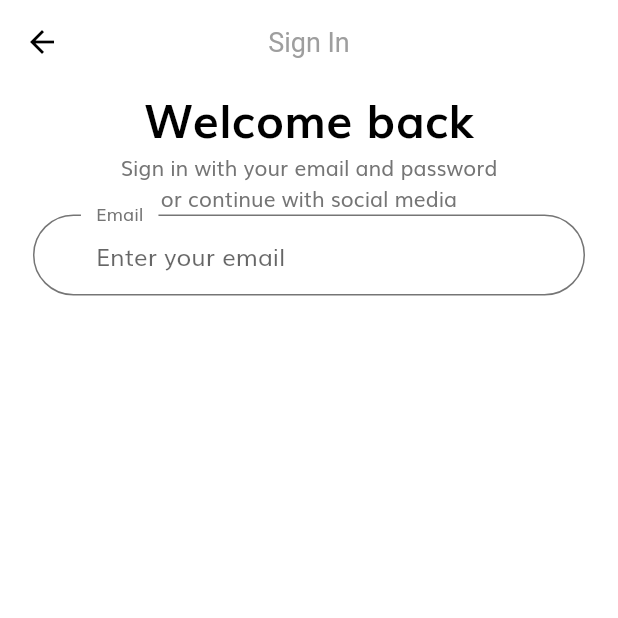
After one commit to lkquan2303/E-Commerce, a Flutter app: the screen it shows after launch, after a tap on "Continue", on a phone screen of 412 x 824 dp, the top half of it. The commit adds this screen. Run offline on Flutter 3.47's test engine with Material 2 defaults, Android fonts, the phone set to English and light mode, and no system bars.

Commit message:
Update Package Version

```diff
--- a/lib/main.dart
+++ b/lib/main.dart
@@ -1,7 +1,7 @@
 import 'package:e_commerce/routs/routs.dart';
 import 'package:e_commerce/screens/splash/splash_creen.dart';
+import 'package:e_commerce/theme/theme.dart';
 import 'package:flutter/material.dart';
-import 'config/constants.dart';
 
 void main() {
   runApp(MyApp());
@@ -19,28 +19,4 @@ class MyApp extends StatelessWidget {
       routes: routes,
     );
   }
-
-  ThemeData buildTheme() {
-    return ThemeData(
-      appBarTheme: AppBarTheme(
-        color: Colors.white,
-        elevation: 0,
-        iconTheme: IconThemeData(color: Colors.black),
-        textTheme: TextTheme(
-          headline6: TextStyle(color: Colors.grey, fontSize: 18),
-        ),
-      ),
-      scaffoldBackgroundColor: Colors.white,
-      fontFamily: "Muli",
-      textTheme: TextTheme(
-        bodyText1: TextStyle(
-          color: kTextColor,
-        ),
-        bodyText2: TextStyle(
-          color: kTextColor,
-        ),
-      ),
-      visualDensity: VisualDensity.adaptivePlatformDensity,
-    );
-  }
 }
--- /dev/null
+++ b/lib/screens/sign_in/components/body_signin.dart
@@ -0,0 +1,72 @@
+import 'package:e_commerce/config/constants.dart';
+import 'package:e_commerce/config/size_config.dart';
+import 'package:flutter/material.dart';
+
+class BodySignIn extends StatelessWidget {
+  @override
+  Widget build(BuildContext context) {
+    return SafeArea(
+      child: Padding(
+        padding: EdgeInsets.symmetric(
+          horizontal: getProportionateScreenWidth(20),
+        ),
+        child: SizedBox(
+          width: double.infinity,
+          child: Column(
+            children: [
+              Text(
+                "Welcome back",
+                style: TextStyle(
+                    color: Colors.black,
+                    fontSize: getProportionateScreenWidth(28),
+                    fontWeight: FontWeight.bold),
+              ),
+              Text(
+                "Sign in with your email and password \nor continue with social media",
+                textAlign: TextAlign.center,
+              ),
+              SignForm()
+            ],
+          ),
+        ),
+      ),
+    );
+  }
+}
+
+class SignForm extends StatefulWidget {
+  @override
+  _SignFormState createState() => _SignFormState();
+}
+
+class _SignFormState extends State<SignForm> {
+  @override
+  Widget build(BuildContext context) {
+    return Column(
+      children: [
+        TextFormField(
+          decoration: InputDecoration(
+            labelText: "Email",
+            hintText: "Enter your email",
+            labelStyle: TextStyle(color: kTextColor),
+            floatingLabelBehavior: FloatingLabelBehavior.always,
+            // contentPadding: EdgeInsets.symmetric(
+            //   horizontal: 42,
+            //   vertical: 15,
+            // ),
+            // enabledBorder: OutlineInputBorder(
+            //   borderRadius: BorderRadius.circular(28),
+            //   borderSide: BorderSide(color: kTextColor),
+            //   gapPadding: 10,
+            // ),
+            // focusedBorder: OutlineInputBorder(
+            //   borderRadius: BorderRadius.circular(28),
+            //   borderSide: BorderSide(color: kTextColor),
+            //   gapPadding: 10,
+            // ),
+          ),
+        )
+      ],
+    );
+  }
+}
--- a/lib/screens/sign_in/sign_in.dart
+++ b/lib/screens/sign_in/sign_in.dart
@@ -1,3 +1,4 @@
+import 'package:e_commerce/screens/sign_in/components/body_signin.dart';
 import 'package:flutter/material.dart';
 
 class SignInScreen extends StatelessWidget {
@@ -9,6 +10,7 @@ class SignInScreen extends StatelessWidget {
         title: Text("Sign In"),
         centerTitle: true,
       ),
+      body: BodySignIn(),
     );
   }
 }
--- a/lib/screens/splash/components/body_splash.dart
+++ b/lib/screens/splash/components/body_splash.dart
@@ -15,7 +15,7 @@ class _BodySplashState extends State<BodySplash> {
   int currentPage = 0;
   List<Map<String, String>> splashData = [
     {
-      "text": "Welcome to My Feeling, Let's shop!",
+      "text": "Welcome to My Feeling, Let's shop123!",
       "image": "assets/images/splash_1.png"
     },
     {
--- /dev/null
+++ b/lib/theme/theme.dart
@@ -0,0 +1,52 @@
+import 'package:e_commerce/config/constants.dart';
+import 'package:flutter/material.dart';
+
+ThemeData buildTheme() {
+  return ThemeData(
+    appBarTheme: appBarTheme(),
+    scaffoldBackgroundColor: Colors.white,
+    fontFamily: "Muli",
+    textTheme: textTheme(),
+    inputDecorationTheme: inputDecorationTheme(),
+    visualDensity: VisualDensity.adaptivePlatformDensity,
+  );
+}
+
+InputDecorationTheme inputDecorationTheme() {
+  OutlineInputBorder outlineInputBorder = OutlineInputBorder(
+    borderRadius: BorderRadius.circular(28),
+    borderSide: BorderSide(color: kTextColor),
+    gapPadding: 10,
+  );
+  return InputDecorationTheme(
+    floatingLabelBehavior: FloatingLabelBehavior.always,
+    contentPadding: EdgeInsets.symmetric(
+      horizontal: 42,
+      vertical: 15,
+    ),
+    enabledBorder: outlineInputBorder,
+    focusedBorder: outlineInputBorder,
+  );
+}
+
+TextTheme textTheme() {
+  return TextTheme(
+    bodyText1: TextStyle(
+      color: kTextColor,
+    ),
+    bodyText2: TextStyle(
+      color: kTextColor,
+    ),
+  );
+}
+
+AppBarTheme appBarTheme() {
+  return AppBarTheme(
+    color: Colors.white,
+    elevation: 0,
+    iconTheme: IconThemeData(color: Colors.black),
+    textTheme: TextTheme(
+      headline6: TextStyle(color: Colors.grey, fontSize: 18),
+    ),
+  );
+}
```
Also changed, not shown: pubspec.yaml (+4 -3 lines), pubspec.lock, 7 other files.
